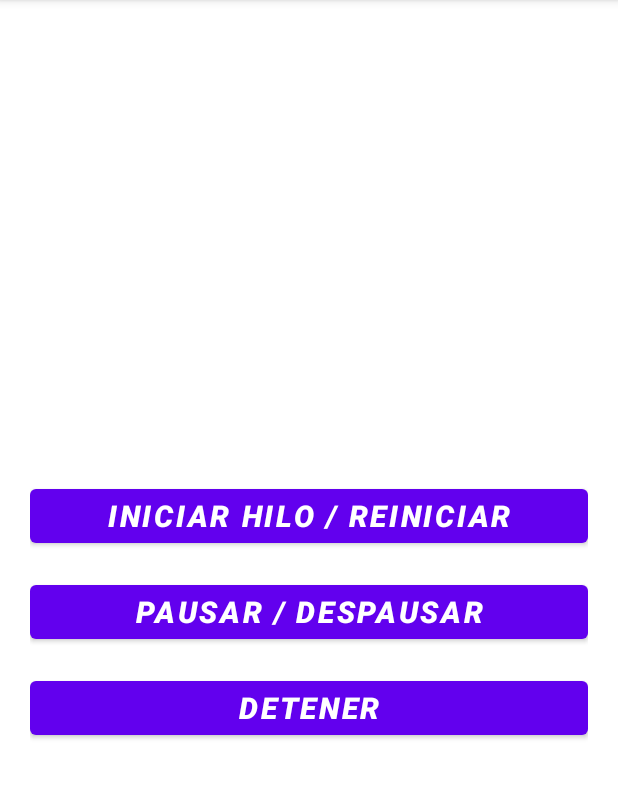
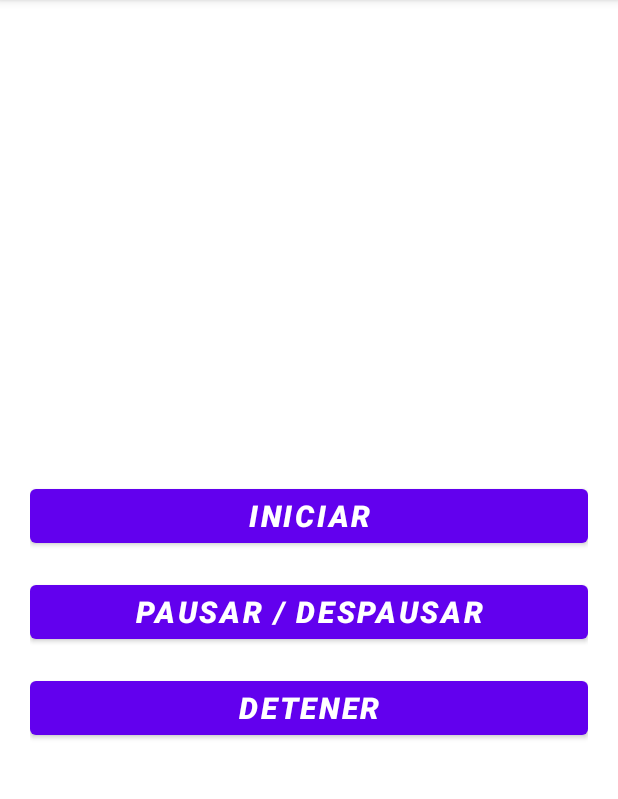
Before and after one commit to JoseMiguelG6/LADM_U2_Tarea2, an Android app: the screen it shows after launch (MainActivity), on a phone screen of 412 x 824 dp, the part 84-883 px from its top. Run offline under Robolectric (Android 15) with nearby library versions, the phone set to English and light mode, and no system bars.

Commit message:
Cambio texto botones

```diff
--- a/app/src/main/res/layout/activity_main.xml
+++ b/app/src/main/res/layout/activity_main.xml
@@ -19,7 +19,7 @@
         android:id="@+id/button"
         android:layout_width="match_parent"
         android:layout_height="wrap_content"
-        android:text="Iniciar Hilo / Reiniciar"
+        android:text="Iniciar"
         android:textSize="20dp"
         android:textStyle="bold|italic"
         android:layout_marginBottom="16dp" />
```
